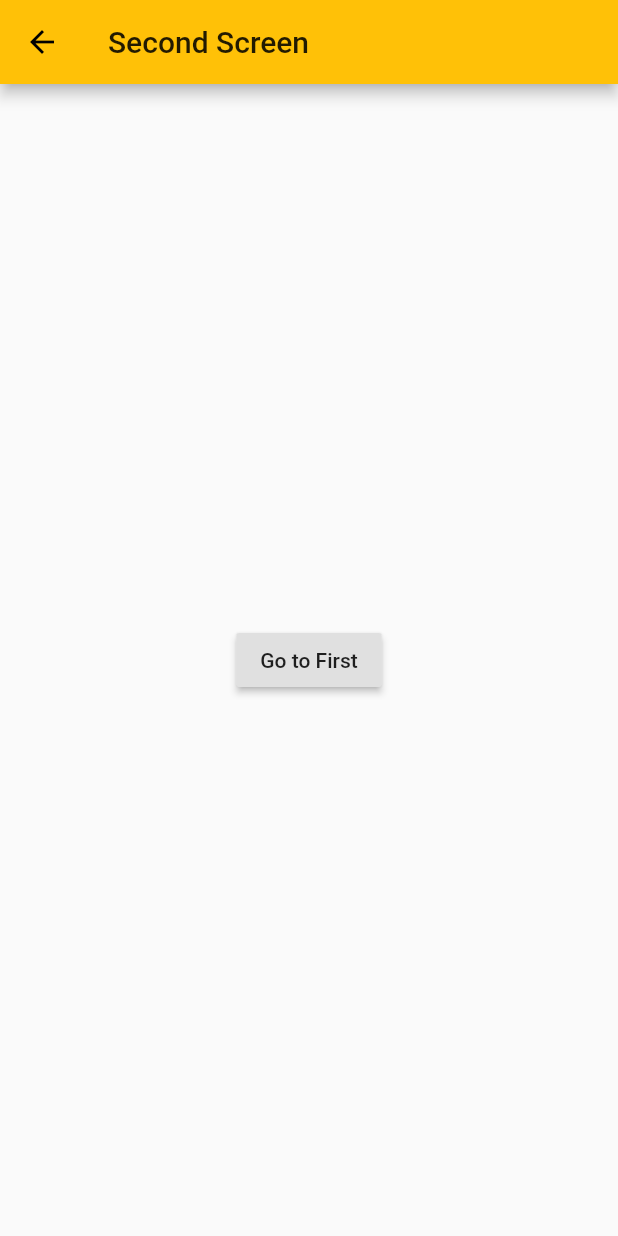
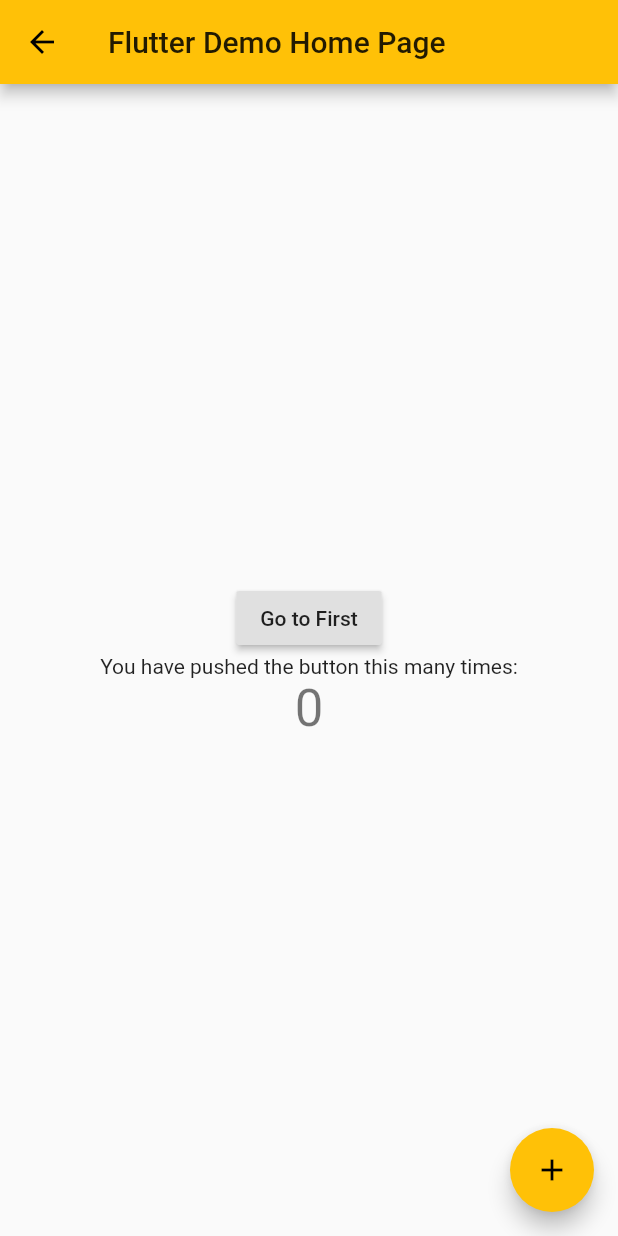
Before and after one commit to MaltePetersen/thurstful, a Flutter app: the screen it shows after launch, after a tap on "Go to Second", on a phone screen of 412 x 824 dp. Run offline on Flutter 3.47's test engine with Material 2 defaults, Android fonts, the phone set to English and light mode, and no system bars.

```diff
--- a/wicolo/lib/main.dart
+++ b/wicolo/lib/main.dart
@@ -1,6 +1,36 @@
 import 'package:flutter/material.dart';
+import 'package:provider/provider.dart';
 
-void main() => runApp(MyApp());
+
+void main() {
+  runApp(
+    // Provide the model to all widgets within the app. We're using
+    // ChangeNotifierProvider because that's a simple way to rebuild
+    // widgets when a model changes. We could also just use
+    // Provider, but then we would have to listen to Counter ourselves.
+    //
+    // Read Provider's docs to learn about all the available providers.
+    ChangeNotifierProvider(
+      // Initialize the model in the builder. That way, Provider
+      // can own Counter's lifecycle, making sure to call `dispose`
+      // when not needed anymore.
+      builder: (context) => Counter(),
+      child: MyApp(),
+    ),
+  );
+}
+/// Simplest possible model, with just one field.
+///
+/// [ChangeNotifier] is a class in `flutter:foundation`. [Counter] does
+/// _not_ depend on Provider.
+class Counter with ChangeNotifier {
+  int value = 0;
+
+  void increment() {
+    value += 1;
+    notifyListeners();
+  }
+}
 
 class MyApp extends StatelessWidget {
   // This widget is the root of your application.
@@ -110,7 +140,7 @@ class _MyHomePageState extends State<MyHomePage> {
     labelText: 'Spieler 3',
         labelStyle: TextStyle(color: Colors.white)
   ),
-),     const SizedBox(height: 30),
+),   const SizedBox(height: 30),
         RaisedButton(
           child: const Text(
             'Go to Second',
@@ -120,9 +150,15 @@ class _MyHomePageState extends State<MyHomePage> {
             // Pushs the SecondScreen widget onto the navigation stack
             Navigator
                 .of(context)
-                .push(MaterialPageRoute(builder: (_) => SecondScreen()));
+                .push(MaterialPageRoute(builder: (_) => CounterPage()));
           },
         ),
+           Consumer<Counter>(
+              builder: (context, counter, child) => Text(
+                '${counter.value}',
+                style: Theme.of(context).textTheme.display1,
+              ),
+            ),
           ],
         ),
       ), // This trailing comma makes auto-formatting nicer for build methods.
@@ -146,3 +182,52 @@ class SecondScreen extends StatelessWidget {
     );
   }
 }
+class CounterPage extends StatelessWidget {
+  @override
+  Widget build(BuildContext context) {
+    return Scaffold(
+      appBar: AppBar(
+        title: Text('Flutter Demo Home Page'),
+      ),
+      body: Center(
+              child: Column(
+          mainAxisAlignment: MainAxisAlignment.center,
+          children: <Widget>[
+              RaisedButton(
+          child: const Text('Go to First'),
+          // Pops Second Screen off the navigation stack
+          onPressed: () => Navigator.of(context).pop(),
+        ),
+            Text('You have pushed the button this many times:'),
+            // Consumer looks for an ancestor Provider widget
+            // and retrieves its model (Counter, in this case).
+            // Then it uses that model to build widgets, and will trigger
+            // rebuilds if the model is updated.
+            Consumer<Counter>(
+              builder: (context, counter, child) => Text(
+                '${counter.value}',
+                style: Theme.of(context).textTheme.display1,
+              ),
+            ),
+          ],
+        ),
+      ),
+      floatingActionButton: FloatingActionButton(
+        // Provider.of is another way to access the model object held
+        // by an ancestor Provider. By default, even this listens to
+        // changes in the model, and rebuilds the whole encompassing widget
+        // when notified.
+        //
+        // By using `listen: false` below, we are disabling that
+        // behavior. We are only calling a function here, and so we don't care
+        // about the current value. Without `listen: false`, we'd be rebuilding
+        // the whole MyHomePage whenever Counter notifies listeners.
+        onPressed: () =>
+            Provider.of<Counter>(context, listen: false).increment(),
+        tooltip: 'Increment',
+        child: Icon(Icons.add),
+      ),
+
+    );
+  }
+}
--- a/wicolo/pubspec.yaml
+++ b/wicolo/pubspec.yaml
@@ -22,6 +22,7 @@ dependencies:
 
   # The following adds the Cupertino Icons font to your application.
   # Use with the CupertinoIcons class for iOS style icons.
+  provider: ^3.1.0
   cupertino_icons: ^0.1.2
 
 dev_dependencies:
```
Also changed, not shown: wicolo/pubspec.lock.
